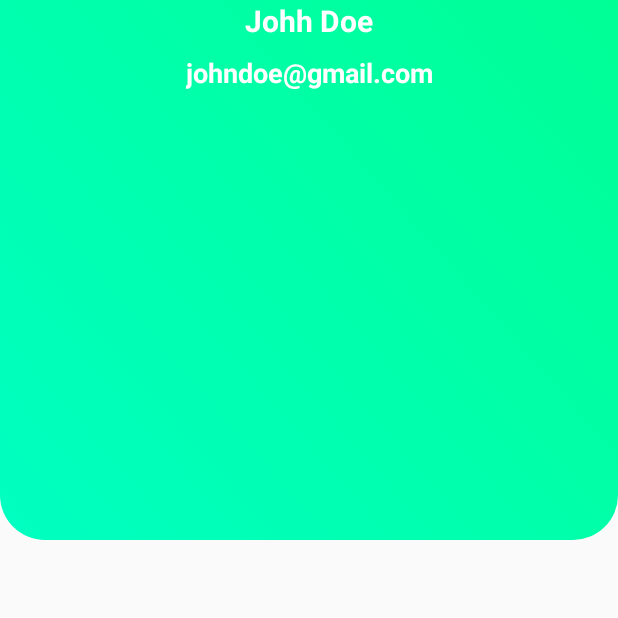
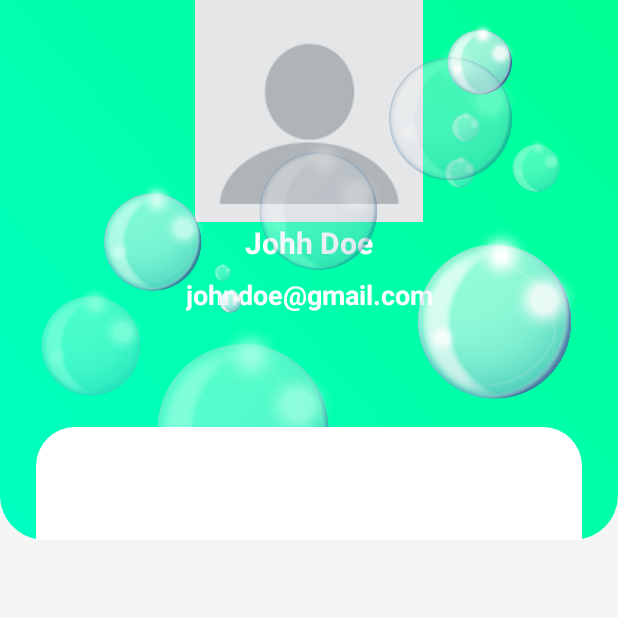
Before and after one commit to rachel648/user_profile, an Android app: the screen it shows after launch (MainActivity), on a phone screen of 412 x 824 dp, the top half of it. Run offline under Robolectric (Android 15) with nearby library versions, the phone set to English and light mode, and no system bars.

Commit message:
overlap sucess

```diff
--- /dev/null
+++ b/app/src/main/res/drawable/white_background.xml
@@ -0,0 +1,10 @@
+<?xml version="1.0" encoding="utf-8"?>
+<selector xmlns:android="http://schemas.android.com/apk/res/android">
+<item>
+    <shape android:shape="rectangle">
+        <solid android:color="#ffffff"/>
+        <corners android:radius="26dp"/>
+    </shape>
+
+</item>
+</selector>
--- a/app/src/main/res/layout/activity_main.xml
+++ b/app/src/main/res/layout/activity_main.xml
@@ -5,20 +5,23 @@
     android:id="@+id/main"
     android:layout_width="match_parent"
     android:layout_height="match_parent"
+    android:background="@color/white"
     tools:context=".MainActivity">
 
     <androidx.constraintlayout.widget.ConstraintLayout
         android:layout_width="match_parent"
-        android:layout_height="match_parent">
+        android:layout_height="match_parent"
+        android:background="#f5f5f5">
 
         <ScrollView
             android:layout_width="match_parent"
-            android:layout_height="match_parent">
+            android:layout_height="match_parent"
+            android:background="#f5f5f5">
 
             <LinearLayout
                 android:layout_width="match_parent"
                 android:layout_height="wrap_content"
-                android:orientation="vertical" >
+                android:orientation="vertical">
 
                 <androidx.constraintlayout.widget.ConstraintLayout
                     android:layout_width="match_parent"
@@ -31,7 +34,8 @@
                         app:layout_constraintEnd_toEndOf="parent"
                         app:layout_constraintHorizontal_bias="1.0"
                         app:layout_constraintStart_toStartOf="parent"
-                        app:layout_constraintTop_toTopOf="parent">
+                        app:layout_constraintTop_toTopOf="parent"
+                        android:id="@+id/top">
 
                         <TextView
                             android:id="@+id/textView7"
@@ -49,6 +53,7 @@
                             android:id="@+id/imageView"
                             android:layout_width="wrap_content"
                             android:layout_height="wrap_content"
+                            android:background="@drawable/profile"
                             app:layout_constraintEnd_toEndOf="parent"
                             app:layout_constraintStart_toStartOf="parent"
                             app:layout_constraintTop_toTopOf="parent"
@@ -67,6 +72,28 @@
                             app:layout_constraintHorizontal_bias="0.476"
                             app:layout_constraintStart_toStartOf="@+id/imageView"
                             app:layout_constraintTop_toBottomOf="@+id/imageView" />
+
+                        <ImageView
+                            android:id="@+id/imageView2"
+                            android:layout_width="wrap_content"
+                            android:layout_height="wrap_content"
+                            android:scaleType="centerCrop"
+                            app:layout_constraintTop_toTopOf="parent"
+                            app:srcCompat="@drawable/hello" />
+
+                        <LinearLayout
+                            android:id="@+id/bottom"
+                            android:layout_width="match_parent"
+                            android:layout_height="400dp"
+                            android:layout_marginStart="24dp"
+                            android:layout_marginTop="-75dp"
+                            android:layout_marginEnd="24dp"
+                            android:background="@drawable/white_background"
+                            android:orientation="vertical"
+                            app:layout_constraintEnd_toEndOf="parent"
+                            app:layout_constraintHorizontal_bias="0.0"
+                            app:layout_constraintStart_toStartOf="parent"
+                            app:layout_constraintTop_toBottomOf="@+id/top"></LinearLayout>
                     </androidx.constraintlayout.widget.ConstraintLayout>
                 </androidx.constraintlayout.widget.ConstraintLayout>
             </LinearLayout>
```
Also changed, not shown: app/src/main/res/drawable/hello.png (added), app/src/main/res/drawable/pip.png (added), app/src/main/res/drawable/preview.jpg (added), app/src/main/res/drawable/profile.png (added), app/src/main/res/drawable/wow.png (added).
